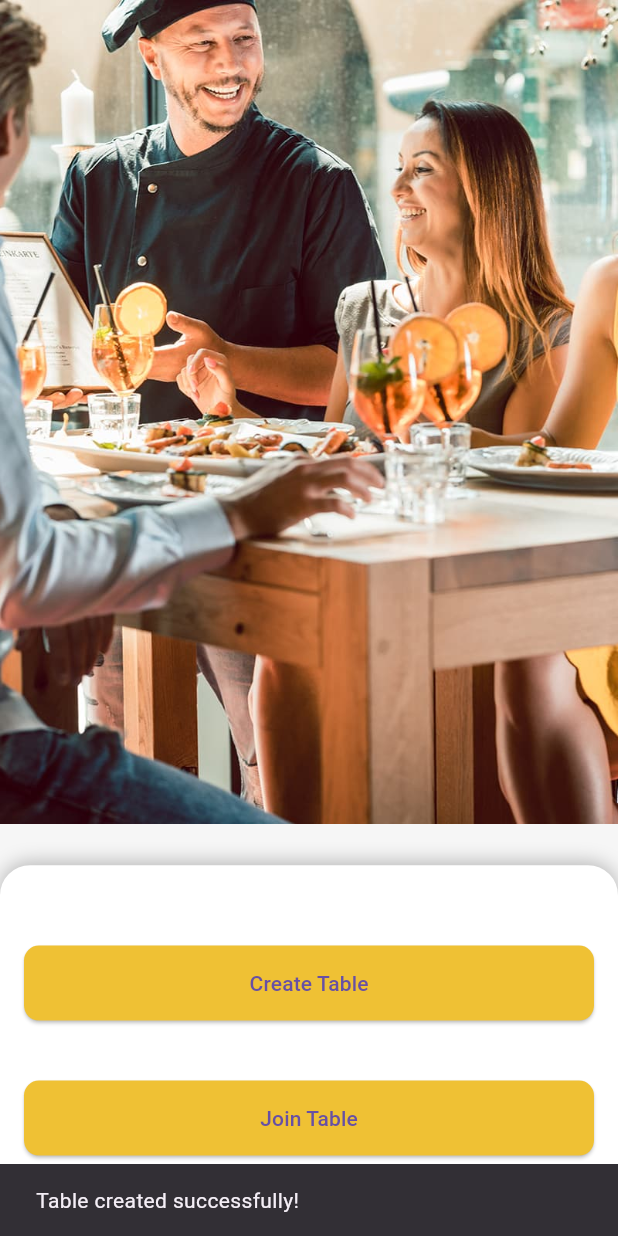
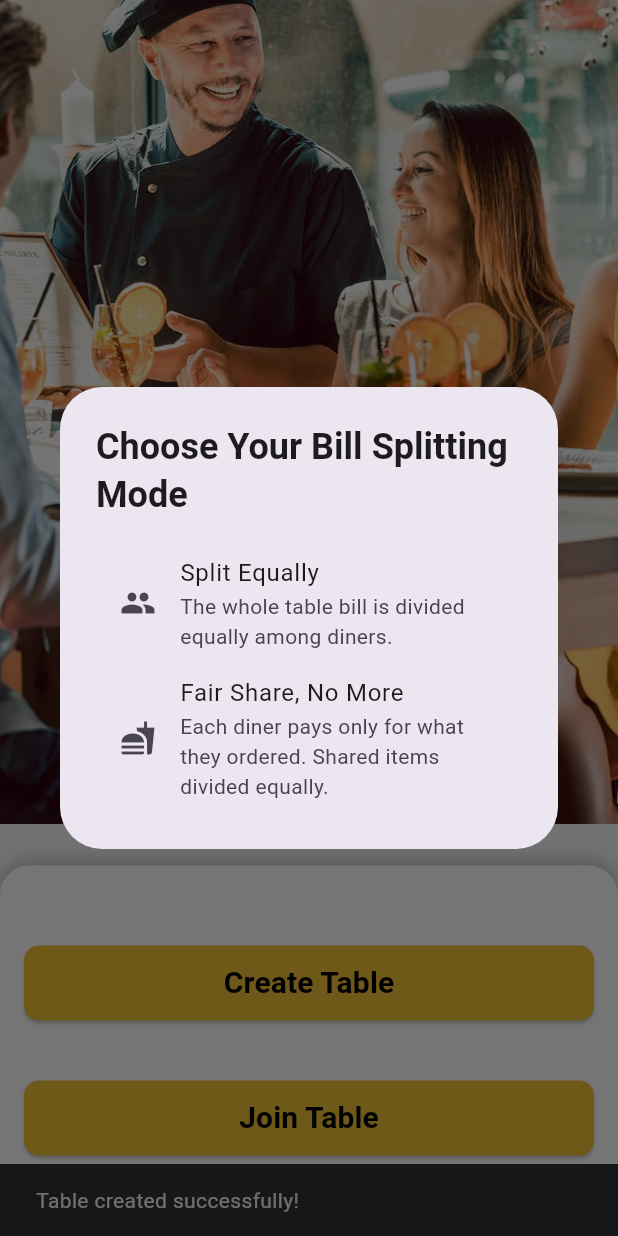
Before and after one commit to ahmedlabib02/Los-pollos, a Flutter app: the CreateTableScreen screen opened directly with empty values, after a tap on "Create Table", on a phone screen of 412 x 824 dp. Run offline on Flutter 3.47's test engine with Material 3 defaults, Android fonts, the phone set to English and light mode, and no system bars; our stand-ins replace cloud_firestore, firebase_auth, firebase_core, firebase_messaging, firebase_storage, flutter_dotenv and 2 more; missing offline and left inert: flutter_stripe; accounts and stored records are empty.

Commit message:
feat: - added bill splitting option on table creation - fixed creating and joining tables services

```diff
--- a/lib/screens/Client/create_table_screen.dart
+++ b/lib/screens/Client/create_table_screen.dart
@@ -2,6 +2,7 @@ import 'package:flutter/material.dart';
 import 'package:los_pollos_hermanos/models/customUser.dart';
 import 'package:provider/provider.dart';
 import '../../services/client_services.dart';
+import 'package:los_pollos_hermanos/models/table_model.dart' as custom_table;
 
 class CreateTableScreen extends StatelessWidget {
   final Function(String) onTableCreated; // Callback for table creation
@@ -64,8 +65,13 @@ class CreateTableScreen extends StatelessWidget {
                   ElevatedButton(
                     onPressed: () async {
                       try {
-                        String createdTableCode =
+                        custom_table.Table table =
                             await _clientServices.createTable(user!.uid);
+                        String createdTableCode = table.tableCode;
+
+                        // Show Bill Splitting Mode Popup
+                        showBillSplittingPopup(context, table.id);
+
                         onTableCreated(
                             createdTableCode); // Pass table code to callback
                         ScaffoldMessenger.of(context).showSnackBar(
@@ -83,7 +89,11 @@ class CreateTableScreen extends StatelessWidget {
                         );
                       }
                     },
-                    child: Text('Create Table'),
+                    child: Text('Create Table',
+                        style: TextStyle(
+                            fontSize: 20,
+                            fontWeight: FontWeight.bold,
+                            color: Colors.black)),
                     style: ElevatedButton.styleFrom(
                       backgroundColor: Color.fromRGBO(239, 193, 52, 1),
                       minimumSize: Size(double.infinity, 50), // Wider buttons
@@ -197,8 +207,8 @@ class CreateTableScreen extends StatelessWidget {
                                 },
                                 child: Text('Join',
                                     style: TextStyle(
-                                      fontWeight: FontWeight.bold,
-                                    )),
+                                        fontWeight: FontWeight.bold,
+                                        color: Colors.black)),
                                 style: ElevatedButton.styleFrom(
                                   backgroundColor:
                                       Color.fromRGBO(239, 193, 52, 1),
@@ -212,7 +222,11 @@ class CreateTableScreen extends StatelessWidget {
                         },
                       );
                     },
-                    child: Text('Join Table'),
+                    child: Text('Join Table',
+                        style: TextStyle(
+                            fontSize: 20,
+                            fontWeight: FontWeight.bold,
+                            color: Colors.black)),
                     style: ElevatedButton.styleFrom(
                       backgroundColor: Color.fromRGBO(239, 193, 52, 1),
                       minimumSize: Size(double.infinity, 50), // Wider buttons
@@ -230,4 +244,50 @@ class CreateTableScreen extends StatelessWidget {
       ),
     );
   }
+
+  void showBillSplittingPopup(BuildContext context, String tableId) {
+    showDialog(
+      context: context,
+      builder: (context) {
+        return AlertDialog(
+          title: const Center(
+            child: Text(
+              'Choose Your Bill Splitting Mode',
+              style: TextStyle(fontWeight: FontWeight.bold),
+            ),
+          ),
+          content: Column(
+            mainAxisSize: MainAxisSize.min,
+            children: [
+              ListTile(
+                title: const Text('Split Equally'),
+                subtitle: const Text(
+                    'The whole table bill is divided equally among diners.'),
+                leading: const Icon(Icons.people),
+                onTap: () {
+                  simulateDbWait(tableId, true);
+                  Navigator.pop(context);
+                },
+              ),
+              ListTile(
+                title: const Text('Fair Share, No More'),
+                subtitle: const Text(
+                    'Each diner pays only for what they ordered. Shared items divided equally.'),
+                leading: const Icon(Icons.fastfood),
+                onTap: () {
+                  simulateDbWait(tableId, false);
+                  Navigator.pop(context);
+                },
+              ),
+            ],
+          ),
+        );
+      },
+    );
+  }
+
+  // update table statis in firestore
+  void simulateDbWait(String tableId, bool billSplittingMode) async {
+    await ClientService().updateTableSplitStatus(tableId, billSplittingMode);
+  }
 }
--- a/lib/services/client_services.dart
+++ b/lib/services/client_services.dart
@@ -128,7 +128,7 @@ class ClientService {
   }
 
 // ------------------------ Table Operations ------------------------
-  Future<String> createTable(String userID) async {
+  Future<Table> createTable(String userID) async {
     try {
       Table table = Table(
         id: "",
@@ -143,9 +143,14 @@ class ClientService {
       DocumentReference tableRef = _firestore.collection('tables').doc();
       table.id = tableRef.id;
       await tableRef.set(table.toMap());
+
+      // Update the user's current table ID
+      await _firestore.collection('clients').doc(userID).update({
+        'currentTableID': table.id,
+      });
       print("Table added  successfully");
-      // Return the generated table code
-      return table.tableCode;
+      // Return the generated table
+      return table;
     } catch (e) {
       print("Failed to add table : $e");
       throw Exception("Failed to create table: $e");
@@ -195,6 +200,11 @@ class ClientService {
             .update({'userIds': userIds});
       }
 
+      // Update the user's current table ID
+      await _firestore
+          .collection('clients')
+          .doc(userId)
+          .update({'currentTableID': tableDoc.id});
       // Return the table ID
       return tableData['tableCode'];
     } catch (e) {
```
Also changed, not shown: lib/screens/Client/table_screen.dart (+50 -2 lines).
